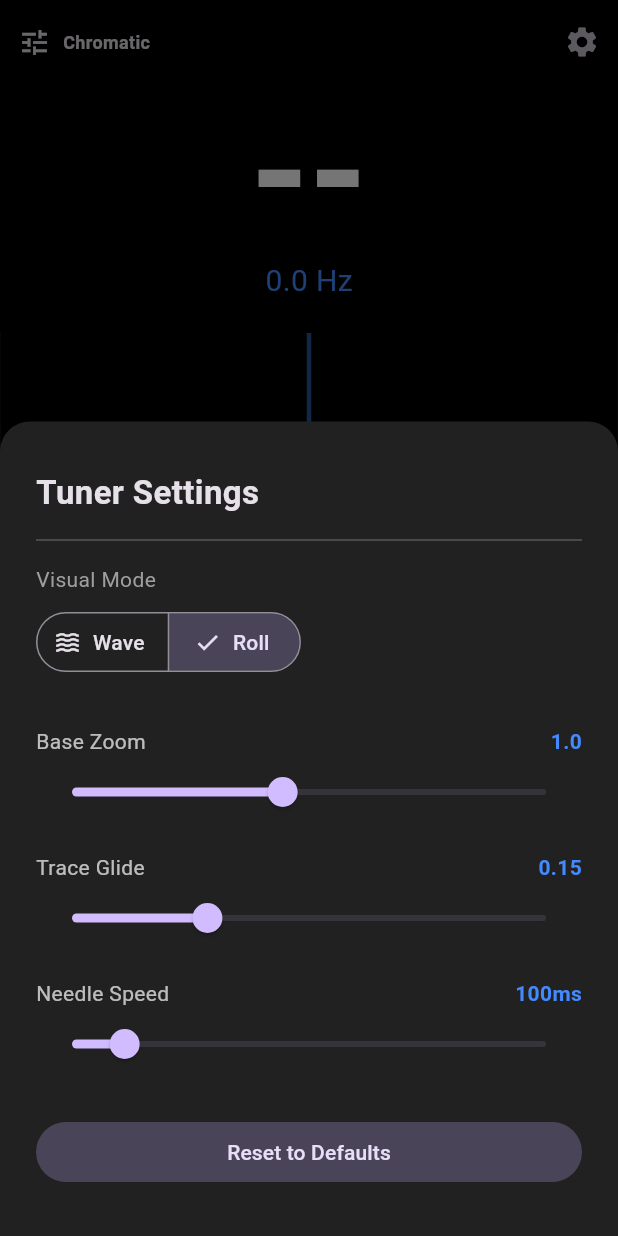
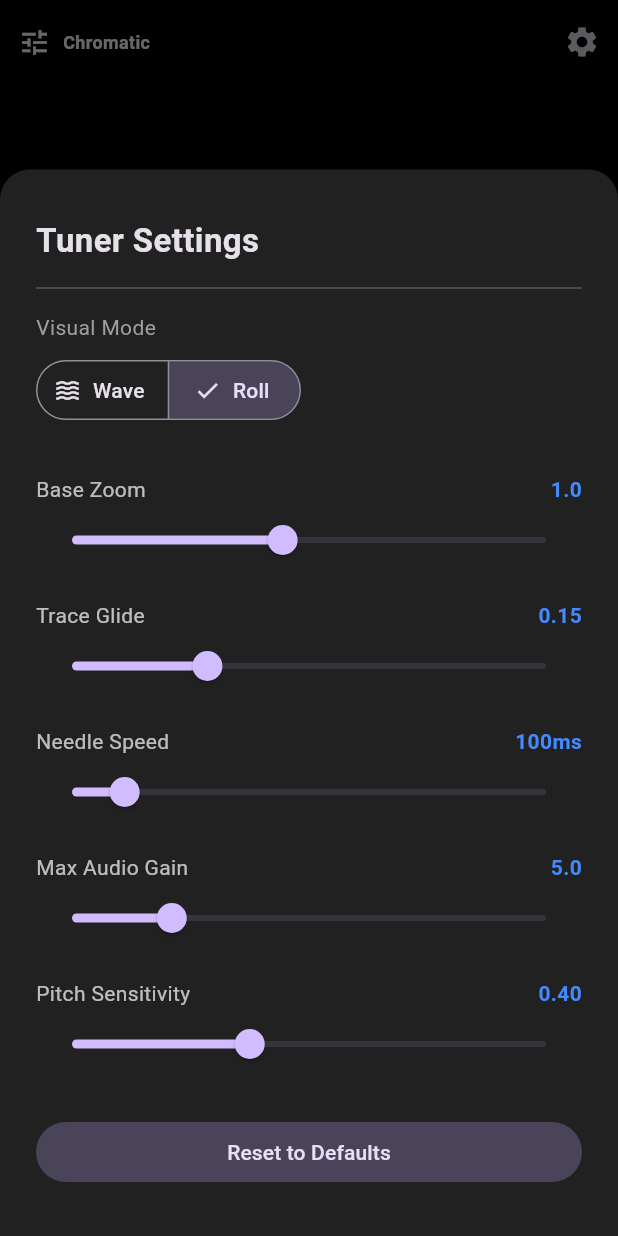
Before and after one commit to philipkingg/tuner, a Flutter app: the screen it shows after launch, after a tap on the "settings" icon, on a phone screen of 412 x 824 dp. Run offline on Flutter 3.47's test engine with Material 3 defaults, Android fonts, the phone set to English and light mode, and no system bars; our stand-ins replace shared_preferences, wakelock_plus; missing offline and left inert: pitch_detector_dart, record.

Commit message:
good state, nothing broken

```diff
--- a/lib/main.dart
+++ b/lib/main.dart
@@ -295,6 +295,7 @@ class _TunerHomeState extends State<TunerHome> with TickerProviderStateMixin {
     );
   }
 
+  // Update your _showSettings method to this context-aware version:
   void _showSettings() {
     showModalBottomSheet(
       context: context,
@@ -323,6 +324,9 @@ class _TunerHomeState extends State<TunerHome> with TickerProviderStateMixin {
                 },
               ),
               const SizedBox(height: 16),
+
+              // CONTEXT-AWARE SETTINGS: Only show Roll settings if in Roll mode
+              if (_visualMode == VisualMode.rollingTrace) ...[
                 _settingLabel("Base Zoom", pianoRollZoom.toStringAsFixed(1)),
                 Slider(value: pianoRollZoom, min: 0.2, max: 2.0, onChanged: (v) {
                   setModalState(() => pianoRollZoom = v);
@@ -335,10 +339,25 @@ class _TunerHomeState extends State<TunerHome> with TickerProviderStateMixin {
                   setState(() => traceLerpFactor = v);
                   _saveSettings();
                 }),
+              ],
+
+              // Shared settings
               _settingLabel("Needle Speed", "${smoothingSpeed.toInt()}ms"),
               Slider(value: smoothingSpeed, min: 50, max: 500, onChanged: (v) {
                 setModalState(() => smoothingSpeed = v);
                 setState(() => smoothingSpeed = v);
+                _saveSettings();
+              }),
+              _settingLabel("Max Audio Gain", targetGain.toStringAsFixed(1)),
+              Slider(value: targetGain, min: 1.0, max: 20.0, onChanged: (v) {
+                setModalState(() => targetGain = v);
+                setState(() => targetGain = v);
+                _saveSettings();
+              }),
+              _settingLabel("Pitch Sensitivity", sensitivity.toStringAsFixed(2)),
+              Slider(value: sensitivity, min: 0.1, max: 0.9, onChanged: (v) {
+                setModalState(() => sensitivity = v);
+                setState(() => sensitivity = v);
                 _saveSettings();
               }),
               const SizedBox(height: 24),
@@ -370,7 +389,7 @@ class _TunerHomeState extends State<TunerHome> with TickerProviderStateMixin {
       backgroundColor: Colors.black,
       appBar: AppBar(
         backgroundColor: Colors.transparent,
-        leadingWidth: 120, // Increased width for the text
+        leadingWidth: 140,
         leading: InkWell(
           onTap: _showTuningMenu,
           child: Padding(
@@ -387,11 +406,57 @@ class _TunerHomeState extends State<TunerHome> with TickerProviderStateMixin {
         actions: [IconButton(onPressed: _showSettings, icon: const Icon(Icons.settings))],
       ),
       body: Column(children: [
-        RichText(text: TextSpan(children: [
-          TextSpan(text: note, style: TextStyle(fontSize: 100, fontWeight: FontWeight.bold, color: isCorrect ? Colors.green : Colors.white)),
-          TextSpan(text: octave, style: TextStyle(fontSize: 30, color: Colors.blueAccent.withOpacity(0.7), fontFeatures: const [FontFeature.subscripts()])),
-        ])),
+        // FIXED HEIGHT CONTAINER TO PREVENT SHIFTING
+        SizedBox(
+          height: 180, // Fixed height for the note area
+          child: Stack(
+            alignment: Alignment.center,
+            children: [
+              // Glow layer - uses Positioned.fill so it doesn't affect layout
+              if (isCorrect)
+                IgnorePointer(
+                  child: Container(
+                    decoration: BoxDecoration(
+                      shape: BoxShape.circle,
+                      gradient: RadialGradient(
+                        colors: [
+                          Colors.greenAccent.withOpacity(0.4),
+                          Colors.transparent,
+                        ],
+                      ),
+                    ),
+                  ),
+                ),
+              // Text layer
+              Center(
+                child: RichText(
+                  text: TextSpan(children: [
+                    TextSpan(
+                      text: note,
+                      style: TextStyle(
+                        fontSize: 100,
+                        fontWeight: FontWeight.bold,
+                        color: isCorrect ? Colors.greenAccent : Colors.white,
+                        shadows: isCorrect ? [const Shadow(blurRadius: 20, color: Colors.greenAccent)] : null,
+                      ),
+                    ),
+                    TextSpan(
+                      text: octave,
+                      style: TextStyle(
+                        fontSize: 30,
+                        color: Colors.blueAccent.withOpacity(0.7),
+                        fontFeatures: const [FontFeature.subscripts()],
+                      ),
+                    ),
+                  ]),
+                ),
+              ),
+            ],
+          ),
+        ),
+
         Text("${hz.toStringAsFixed(1)} Hz", style: const TextStyle(fontSize: 20, color: Colors.blueAccent)),
+
         Expanded(
           child: Container(
             margin: const EdgeInsets.symmetric(vertical: 20),
@@ -408,7 +473,7 @@ class _TunerHomeState extends State<TunerHome> with TickerProviderStateMixin {
           child: Column(children: [
             SizedBox(height: 40, width: double.infinity, child: CustomPaint(painter: CentsMeterPainter(cents.toDouble()))),
             const SizedBox(height: 10),
-            Text("${cents.abs()} cents ${cents > 0 ? 'sharp' : 'flat'}", style: TextStyle(fontSize: 16, color: isCorrect ? Colors.green : Colors.white70)),
+            Text("${cents.abs()} cents ${cents > 0 ? 'sharp' : 'flat'}", style: TextStyle(fontSize: 16, color: isCorrect ? Colors.greenAccent : Colors.white70)),
           ]),
         ),
       ]),
@@ -449,18 +514,25 @@ class RollingRollPainter extends CustomPainter {
     return (noteNames.indexOf(match.group(1)!) + (int.parse(match.group(2)!) * 12)) - 57.0;
   }
 
+  // Restored Color Blending Logic
+  Color _getColor(double cents) {
+    double absCents = cents.abs();
+    if (absCents < 5) return Colors.greenAccent;
+    if (absCents < 20) return Color.lerp(Colors.greenAccent, Colors.yellowAccent, (absCents - 5) / 15)!;
+    return Color.lerp(Colors.yellowAccent, Colors.redAccent, ((absCents - 20) / 30).clamp(0.0, 1.0))!;
+  }
+
   @override
   void paint(Canvas canvas, Size size) {
     final double midX = size.width / 2;
     final double stepX = (size.width / 2) * zoom;
     final double drawingHeight = size.height - 40.0;
 
-    // Draw Grid with larger visibility padding for zooming
+    // Draw Grid
     if (filteredNotes.isEmpty) {
       int range = (3 / zoom).ceil().clamp(3, 24);
       int startN = (centerNoteIndex - range).floor();
       int endN = (centerNoteIndex + range).ceil();
-
       for (int n = startN; n <= endN; n++) {
         _drawSingleLine(canvas, n.toDouble(), midX, stepX, drawingHeight);
       }
@@ -471,13 +543,25 @@ class RollingRollPainter extends CustomPainter {
     }
 
     if (history.isEmpty) return;
-    final path = Path();
-    for (int i = 0; i < history.length; i++) {
-      double xPos = midX + ((history[i].y - centerNoteIndex) * stepX);
-      double yPos = drawingHeight - (i * (drawingHeight / 120));
-      if (i == 0) path.moveTo(xPos, yPos); else path.lineTo(xPos, yPos);
+
+    // Draw the multi-colored path
+    final Paint linePaint = Paint()
+      ..strokeWidth = 3.5
+      ..style = PaintingStyle.stroke
+      ..strokeCap = StrokeCap.round;
+
+    // We draw segments to allow the color to change along the line
+    for (int i = 0; i < history.length - 1; i++) {
+      double x1 = midX + ((history[i].y - centerNoteIndex) * stepX);
+      double y1 = drawingHeight - (i * (drawingHeight / 120));
+      double x2 = midX + ((history[i+1].y - centerNoteIndex) * stepX);
+      double y2 = drawingHeight - ((i + 1) * (drawingHeight / 120));
+
+      linePaint.color = _getColor(history[i].x);
+      canvas.drawLine(Offset(x1, y1), Offset(x2, y2), linePaint);
     }
-    canvas.drawPath(path, Paint()..color = Colors.blueAccent..strokeWidth = 3.5..style = PaintingStyle.stroke);
+
+    // Draw Center Guide Line
     canvas.drawLine(Offset(midX, 0), Offset(midX, drawingHeight), Paint()..color = Colors.white24..strokeWidth = 1.5);
   }
 
@@ -485,9 +569,16 @@ class RollingRollPainter extends CustomPainter {
     double xPos = midX + ((n - centerNoteIndex) * stepX);
     if (xPos < -80 || xPos > midX * 2 + 80) return;
     bool isActive = (n - centerNoteIndex).abs() < 0.2;
-    canvas.drawLine(Offset(xPos, 0), Offset(xPos, drawingHeight), Paint()..color = isActive ? Colors.blueAccent.withOpacity(0.6) : Colors.white.withOpacity(0.08)..strokeWidth = isActive ? 3 : 1);
-    String label = "${noteNames[((n + 57) % 12).toInt()]}${((n + 57) / 12).floor()}";
-    TextPainter(text: TextSpan(text: label, style: TextStyle(color: isActive ? Colors.blueAccent : Colors.white24, fontSize: isActive ? 14 : 11, fontWeight: FontWeight.bold)), textDirection: TextDirection.ltr)..layout()..paint(canvas, Offset(xPos - 8, drawingHeight + 5));
+    canvas.drawLine(Offset(xPos, 0), Offset(xPos, drawingHeight), Paint()
+      ..color = isActive ? Colors.blueAccent.withOpacity(0.6) : Colors.white.withOpacity(0.08)
+      ..strokeWidth = isActive ? 3 : 1);
+
+    int noteIdx = ((n + 57) % 12).toInt();
+    int oct = ((n + 57) / 12).floor();
+    String label = "${noteNames[noteIdx]}$oct";
+
+    TextPainter(text: TextSpan(text: label, style: TextStyle(color: isActive ? Colors.blueAccent : Colors.white24, fontSize: isActive ? 14 : 11, fontWeight: FontWeight.bold)), textDirection: TextDirection.ltr)
+      ..layout()..paint(canvas, Offset(xPos - 8, drawingHeight + 5));
   }
   @override bool shouldRepaint(RollingRollPainter old) => true;
 }
```
Lines whose indentation alone changed are shown as unchanged.
